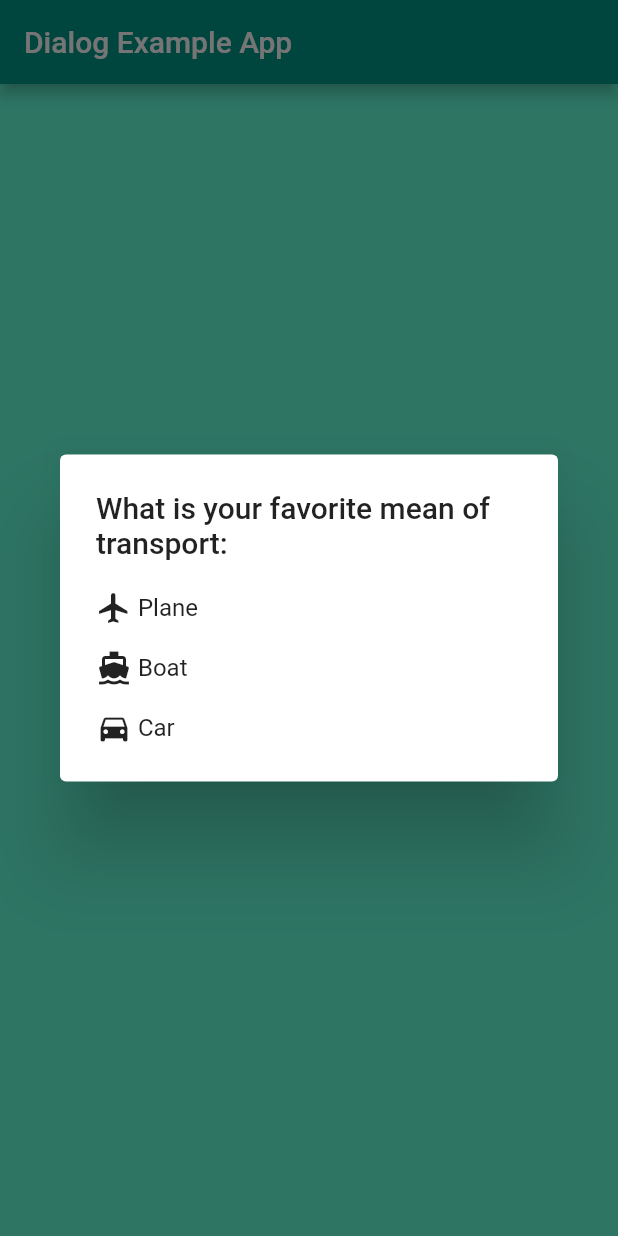
After one commit to houcem-h/dsi3_simpledialog_bottomsheet, a Flutter app: the screen it shows after launch, after a tap on "open Simple dialog", on a phone screen of 412 x 824 dp. The commit adds this screen. Run offline on Flutter 3.47's test engine with Material 2 defaults, Android fonts, the phone set to English and light mode, and no system bars.

Commit message:
move SimpleDialogWidget to a separate file

```diff
--- /dev/null
+++ b/lib/simple_dialog_widget.dart
@@ -0,0 +1,50 @@
+import 'package:flutter/material.dart';
+import './choice_list.dart';
+
+class SimpleDialogWidget extends StatelessWidget
+{
+  const SimpleDialogWidget({Key? key}): super(key: key);
+
+  @override
+  Widget build(BuildContext context) {
+    return SimpleDialog(
+        title: const Text("What is your favorite mean of transport:"),
+        children: <Widget>[
+          SimpleDialogOption(
+              child: Row(
+                mainAxisAlignment: MainAxisAlignment.start,
+                children: const <Widget>[
+                  Icon(Icons.flight),
+                  Text(" Plane")
+                ],
+              ),
+              onPressed: () {
+                Navigator.pop(context, choicesList.plane);
+              }),
+          SimpleDialogOption(
+              child: Row(
+                mainAxisAlignment: MainAxisAlignment.start,
+                children: const <Widget>[
+                  Icon(Icons.directions_boat),
+                  Text(" Boat")
+                ],
+              ),
+              onPressed: () {
+                Navigator.pop(context, choicesList.boat);
+              }),
+          SimpleDialogOption(
+              child: Row(
+                mainAxisAlignment: MainAxisAlignment.start,
+                children: const <Widget>[
+                  Icon(Icons.directions_car),
+                  Text(" Car")
+                ],
+              ),
+              onPressed: () {
+                Navigator.pop(context, choicesList.car);
+              }),
+        ]);
+  }
+
+
+}
```
Also changed, not shown: lib/main.dart (+2 -38 lines).
